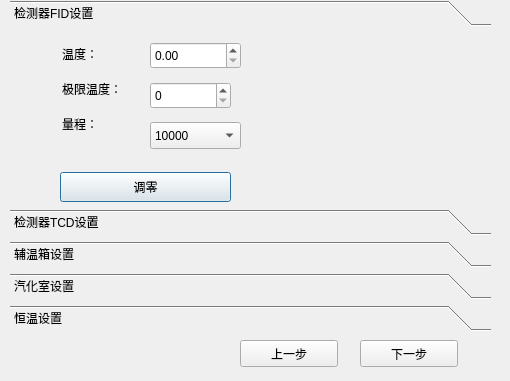
Old version of the form res/ui/solutionParam.ui in the repository chadwangcn/control_app.
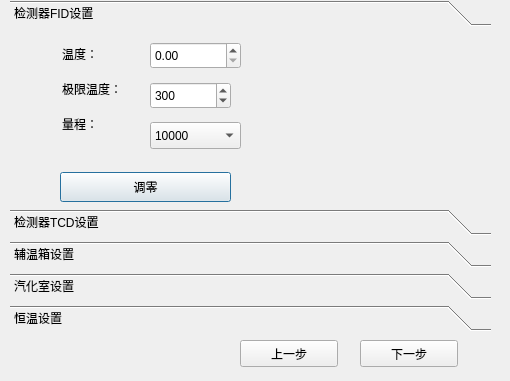
New version of the form. The open tabs and pages were chosen to show the change.

Commit message: update default value

Patch:
```diff
--- a/res/ui/solutionParam.ui
+++ b/res/ui/solutionParam.ui
@@ -129,6 +129,9 @@
      <property name="maximum">
       <double>500.000000000000000</double>
      </property>
+     <property name="value">
+      <double>300.000000000000000</double>
+     </property>
     </widget>
     <widget class="QLabel" name="label_6">
      <property name="geometry">
```
Left out of the diff: 11 changed lines with no effect on the pictures.
